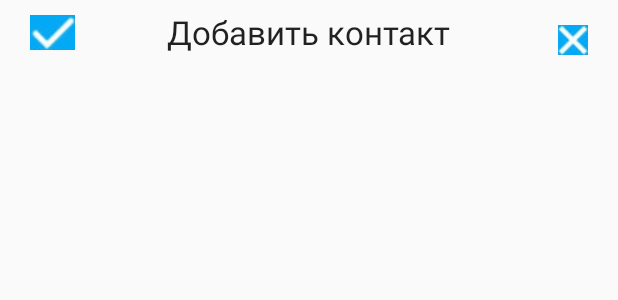
After one commit to wolfrace/CallFriend, an Android app: the layout a_bar_friend_edit.xml on its own in the app's theme, with its tools: preview values and no code run, on a phone screen of 412 x 824 dp. The commit adds this screen. Shown: the top 300 px of the screen. Run offline under Robolectric (Android 15) with nearby library versions, the phone set to English and light mode, and no system bars.

Commit message:
активити добавить друга

```diff
--- /dev/null
+++ b/app/src/main/res/drawable/checkbox.xml
@@ -0,0 +1,5 @@
+<?xml version="1.0" encoding="utf-8"?>
+<selector xmlns:android="http://schemas.android.com/apk/res/android">
+    <item android:state_checked="true" android:drawable="@drawable/checked" />
+    <item android:state_checked="false" android:drawable="@drawable/unchecked" />
+</selector>
--- /dev/null
+++ b/app/src/main/res/layout/a_bar_friend_edit.xml
@@ -0,0 +1,34 @@
+<?xml version="1.0" encoding="utf-8"?>
+<LinearLayout xmlns:android="http://schemas.android.com/apk/res/android"
+    android:orientation="vertical" android:layout_width="match_parent"
+    android:layout_height="match_parent">
+
+    <FrameLayout
+        android:layout_width="match_parent"
+        android:layout_height="wrap_content"
+        android:layout_marginTop="10px" >
+
+        <ImageView
+            android:layout_width="30dp"
+            android:layout_height="30dp"
+            android:layout_marginLeft="20dp"
+            android:layout_gravity="start|bottom"
+            android:src="@drawable/ok_ico"/>
+
+        <TextView
+            android:layout_width="wrap_content"
+            android:layout_height="wrap_content"
+            android:textAppearance="?android:attr/textAppearanceLarge"
+            android:text="Добавить контакт"
+            android:id="@+id/labelFriendEdit"
+            android:layout_gravity="center" />
+
+        <ImageView
+            android:layout_width="20dp"
+            android:layout_height="20dp"
+            android:src="@drawable/close_ico"
+            android:layout_marginRight="20dp"
+            android:layout_gravity="end|bottom"/>
+    </FrameLayout>
+
+</LinearLayout>
--- /dev/null
+++ b/app/src/main/res/values/color.xml
@@ -0,0 +1,5 @@
+<?xml version="1.0" encoding="utf-8"?>
+<resources>
+    <color name="actionBar">#ff05a8f5</color>
+    <color name="bgLightBlue">#ffb6e7f5</color>
+</resources>
--- a/app/src/main/res/values/strings.xml
+++ b/app/src/main/res/values/strings.xml
@@ -3,4 +3,5 @@
 
     <string name="hello_world">Hello world!</string>
     <string name="action_settings">Settings</string>
+    <string name="title_activity_friend_edit">FriendEdit</string>
 </resources>
```
Also changed, not shown: app/src/main/AndroidManifest.xml (+9 -0 lines), app/src/main/java/com/fiivt/ps31/callfriend/FriendEdit.java (added, +47 -0 lines), app/src/main/res/layout/activity_friend_edit.xml (added, +105 -0 lines), app/src/main/res/layout/row_contact_edit.xml (added, +25 -0 lines), app/src/main/res/menu/menu_friend_edit.xml (added, +7 -0 lines), app/src/main/res/drawable/calendar_ico.jpg (added), app/src/main/res/drawable/checked.jpg (added), app/src/main/res/drawable/close_ico.jpg (added), app/src/main/res/drawable/human_ico.jpg (added), app/src/main/res/drawable/ok_ico.jpg (added), app/src/main/res/drawable/photo.jpg (added), app/src/main/res/drawable/unchecked.jpg (added).
